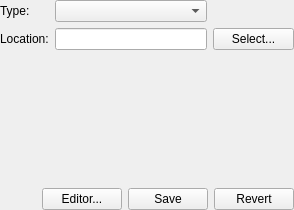
First picture: the form in profit/lib/widgets/ui_callableselect.ui, repository hpsilva/profitpy, before the edit.
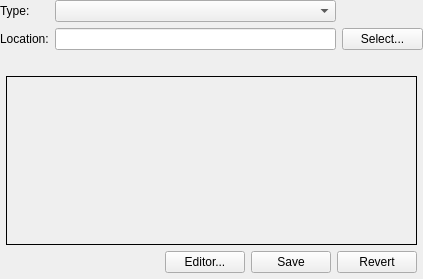
Second picture: the form after the edit. The open tabs and pages were chosen to show the change. Icons and pictures are not drawn. Custom widgets are drawn as their Qt base class.

The edit to the form file:
```diff
--- a/profit/lib/widgets/ui_callableselect.ui
+++ b/profit/lib/widgets/ui_callableselect.ui
@@ -5,8 +5,8 @@
    <rect>
     <x>0</x>
     <y>0</y>
-    <width>294</width>
-    <height>210</height>
+    <width>423</width>
+    <height>279</height>
    </rect>
   </property>
   <property name="windowTitle" >
@@ -68,9 +68,7 @@
      <item row="0" column="1" >
       <widget class="QComboBox" name="callableType" >
        <property name="sizePolicy" >
-        <sizepolicy>
-         <hsizetype>1</hsizetype>
-         <vsizetype>0</vsizetype>
+        <sizepolicy vsizetype="Fixed" hsizetype="Minimum" >
          <horstretch>0</horstretch>
          <verstretch>0</verstretch>
         </sizepolicy>
@@ -125,9 +123,7 @@
      <item row="1" column="1" >
       <widget class="QLineEdit" name="callableLocation" >
        <property name="sizePolicy" >
-        <sizepolicy>
-         <hsizetype>7</hsizetype>
-         <vsizetype>0</vsizetype>
+        <sizepolicy vsizetype="Fixed" hsizetype="Expanding" >
          <horstretch>0</horstretch>
          <verstretch>0</verstretch>
         </sizepolicy>
@@ -137,9 +133,7 @@
      <item row="1" column="0" >
       <widget class="QLabel" name="label" >
        <property name="sizePolicy" >
-        <sizepolicy>
-         <hsizetype>1</hsizetype>
-         <vsizetype>5</vsizetype>
+        <sizepolicy vsizetype="Preferred" hsizetype="Minimum" >
          <horstretch>0</horstretch>
          <verstretch>0</verstretch>
         </sizepolicy>
@@ -174,23 +168,35 @@
      <widget class="QWidget" name="page2" />
      <widget class="QWidget" name="page3" />
      <widget class="QWidget" name="page4" >
+      <property name="geometry" >
+       <rect>
+        <x>0</x>
+        <y>0</y>
+        <width>423</width>
+        <height>200</height>
+       </rect>
+      </property>
       <layout class="QVBoxLayout" >
-       <property name="margin" >
-        <number>0</number>
-       </property>
        <property name="spacing" >
         <number>6</number>
        </property>
+       <property name="margin" >
+        <number>6</number>
+       </property>
        <item>
         <widget class="SourceEditor" name="callableSourceEditor" >
          <property name="sizePolicy" >
-          <sizepolicy>
-           <hsizetype>7</hsizetype>
-           <vsizetype>7</vsizetype>
+          <sizepolicy vsizetype="Expanding" hsizetype="Expanding" >
            <horstretch>0</horstretch>
            <verstretch>0</verstretch>
           </sizepolicy>
          </property>
+         <property name="frameShape" >
+          <enum>QFrame::Box</enum>
+         </property>
+         <property name="frameShadow" >
+          <enum>QFrame::Plain</enum>
+         </property>
         </widget>
        </item>
        <item>
```
Left out of the diff: 100 changed lines with no effect on the pictures.
